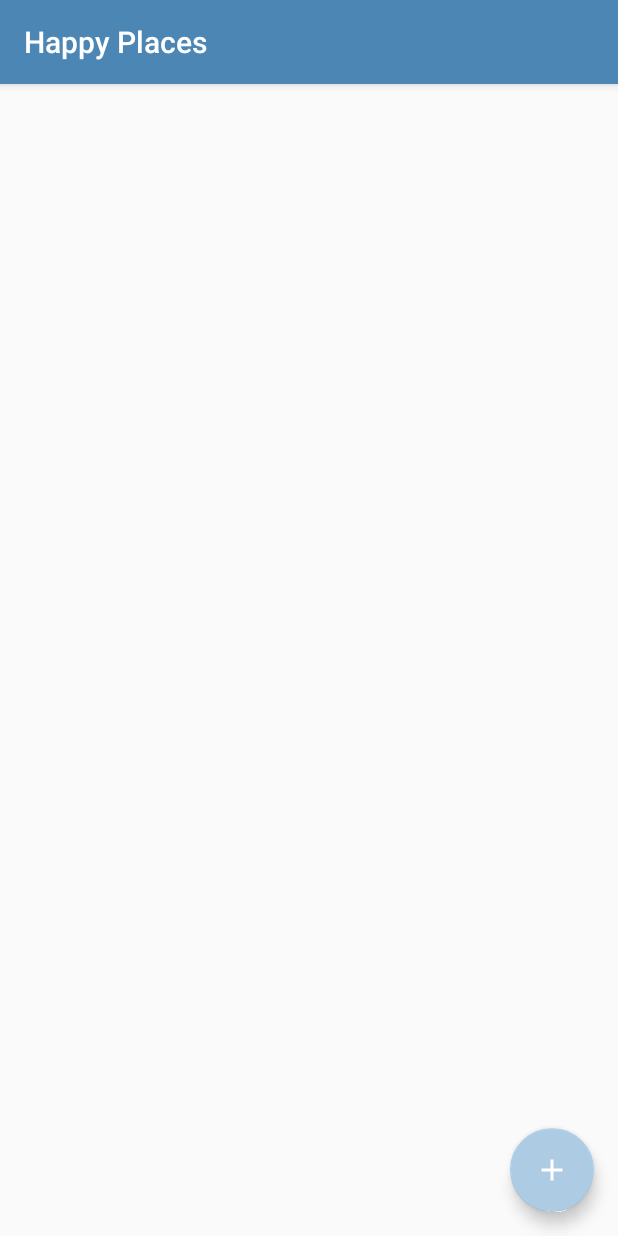
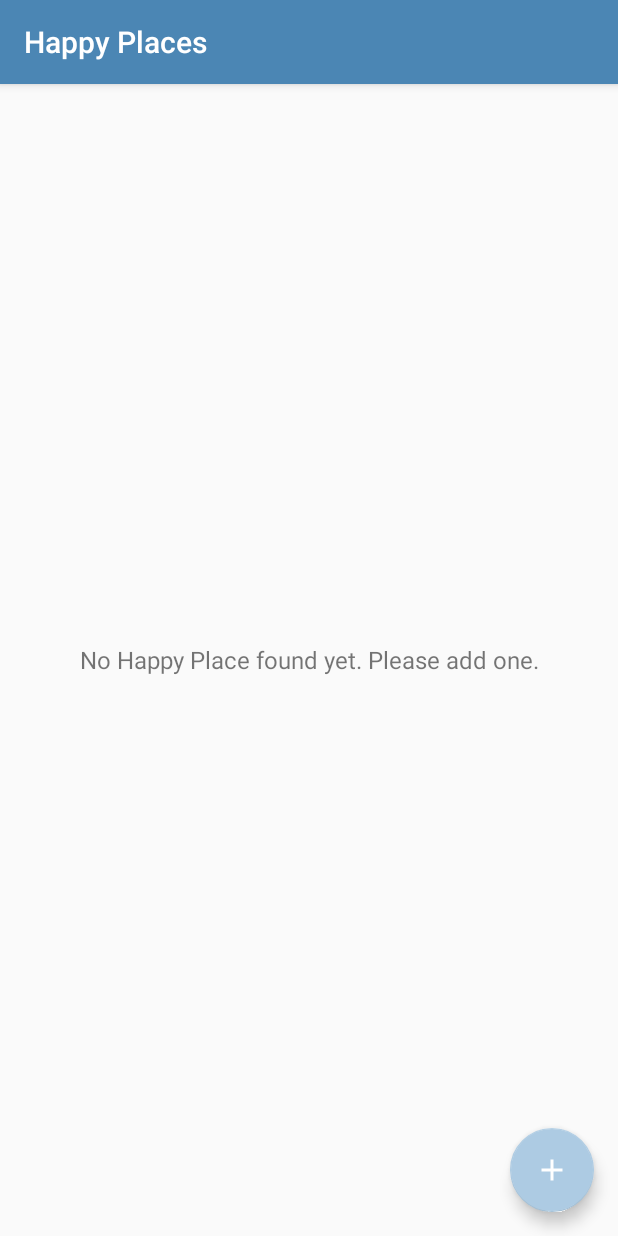
Before and after one commit to AkinchanKushwaha/Happy-Places, an Android app: the screen it shows after launch (MainActivity), on a phone screen of 412 x 824 dp. Run offline under Robolectric (Android 15) with nearby library versions, the phone set to English and light mode, and no system bars.

Commit message:
add Recycler View

```diff
--- a/app/build.gradle
+++ b/app/build.gradle
@@ -32,6 +32,7 @@ dependencies {
     implementation 'androidx.constraintlayout:constraintlayout:1.1.3'
     implementation 'com.karumi:dexter:6.2.2'
     implementation 'androidx.localbroadcastmanager:localbroadcastmanager:1.0.0'
+    implementation 'de.hdodenhof:circleimageview:3.1.0'
 
 
     // Adding an google material design dependency for using material components
--- a/app/src/main/res/layout/activity_main.xml
+++ b/app/src/main/res/layout/activity_main.xml
@@ -5,6 +5,24 @@
     android:layout_width="match_parent"
     android:layout_height="match_parent"
     tools:context=".activities.MainActivity">
+
+    <androidx.recyclerview.widget.RecyclerView
+        android:id="@+id/rv_happy_places_list"
+        android:layout_width="match_parent"
+        android:layout_height="match_parent"
+        android:visibility="gone"
+        tools:visibility="gone"
+        />
+    <TextView
+        android:id="@+id/tv_no_records_available"
+        android:layout_width="match_parent"
+        android:layout_height="match_parent"
+        android:gravity="center"
+        android:text="@string/note_text_no_happy_places_found_yet"
+        android:textSize="@dimen/no_records_available_text_size"
+        android:visibility="visible"
+        tools:visibility="visible"
+        />
 
     <com.google.android.material.floatingactionbutton.FloatingActionButton
         android:id="@+id/fabAddHappyPlace"
--- a/app/src/main/res/values/colors.xml
+++ b/app/src/main/res/values/colors.xml
@@ -9,4 +9,7 @@
     <color name="white_color">#FFFFFF</color>
     <color name="button_background_color">#63ace5</color>
 
+    <color name="circular_image_border_color">#757575</color>
+    <color name="item_happy_place_description_text_color">#606060</color>
+
 </resources>
--- a/app/src/main/res/values/strings.xml
+++ b/app/src/main/res/values/strings.xml
@@ -8,5 +8,7 @@
     <string name="edit_text_hint_location">Location</string>
     <string name="text_add_image">ADD IMAGE</string>
     <string name="btn_text_save">SAVE</string>
+    <string name="note_text_no_happy_places_found_yet">No Happy Place found yet. Please add one.</string>
+    <string name="image_content_description">image</string>
 
 </resources>
```
Also changed, not shown: app/src/main/java/com/happyplaces/activities/MainActivity.kt (+17 -4 lines), app/src/main/java/com/happyplaces/adapters/HappyPlaceAdapter.kt (added, +44 -0 lines), app/src/main/res/layout/item_happy_place.xml (added, +61 -0 lines), app/src/main/res/values/dimens.xml (+13 -0 lines).
